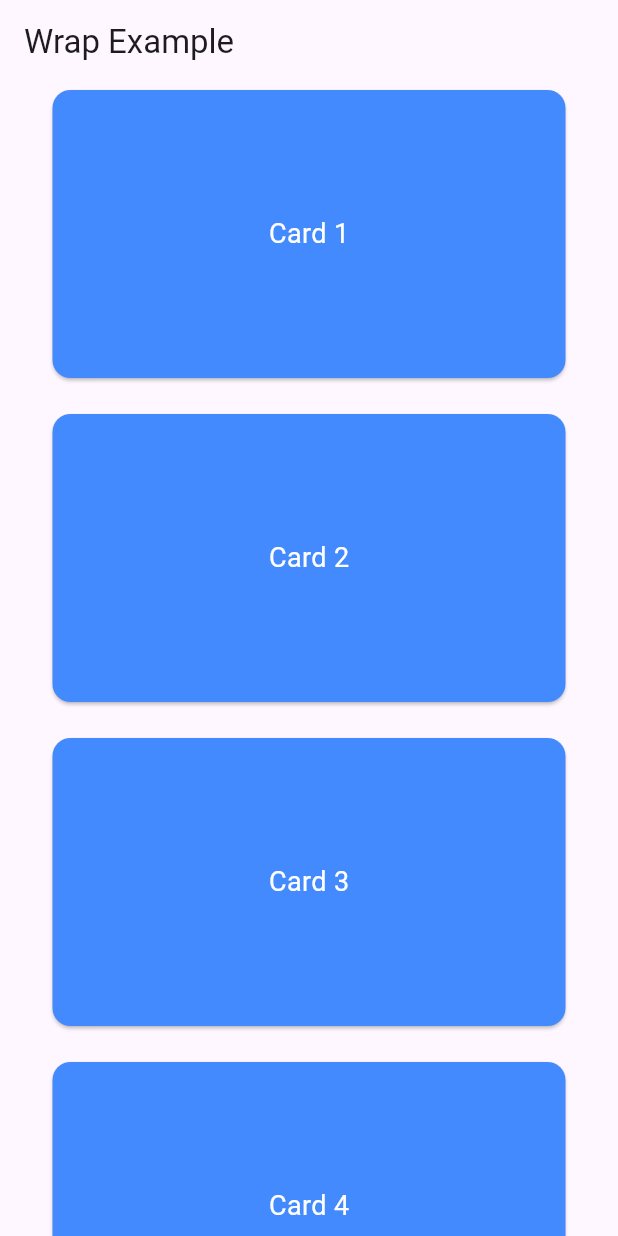
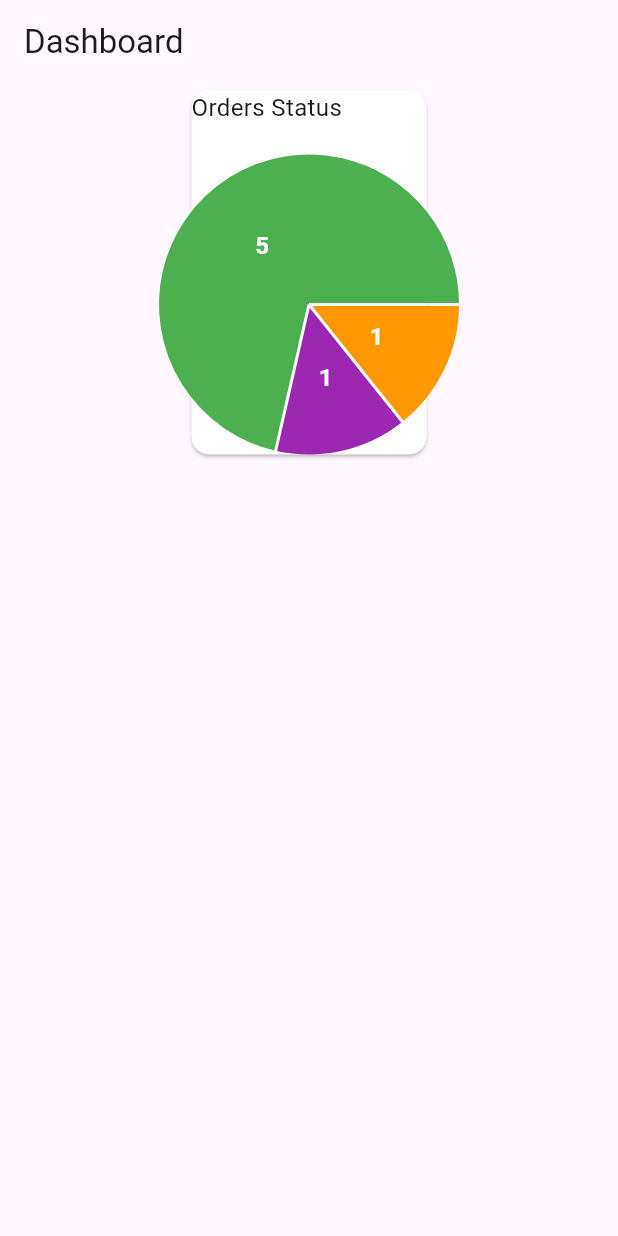
Before and after one commit to Sai-Harshith-15/admin_dashboard, a Flutter app: the screen it shows after launch, on a phone screen of 412 x 824 dp. Run offline on Flutter 3.47's test engine with Material 3 defaults, Android fonts, the phone set to English and light mode, and no system bars; drawn by our look-alikes of fl_chart; our stand-ins replace get.

Commit message:
updated code
updated code

```diff
--- a/lib/controllers/dashboard_controller.dart
+++ b/lib/controllers/dashboard_controller.dart
@@ -7,47 +7,58 @@ class DashboardController extends GetxController {
   static DashboardController get instance => Get.find();
   final RxList<double> weeklySales = <double>[].obs;
 
+  final RxMap<OrderStatus, int> orderStatusData = <OrderStatus, int>{}.obs;
+
+  final RxMap<OrderStatus, double> totalAmounts = <OrderStatus, double>{}.obs;
+
   static final List<OrderModel> orders = [
     OrderModel(
       id: '1',
       status: OrderStatus.processing,
       totalAmount: 265,
-      orderDate: DateTime(2024, 10, 23),
+      orderDate: DateTime(2024, 10, 28),
       deliveryDate: DateTime(2024, 10, 25),
     ),
     OrderModel(
       id: '2',
       status: OrderStatus.shipped,
       totalAmount: 395,
-      orderDate: DateTime(2024, 10, 23),
+      orderDate: DateTime(2024, 10, 29),
       deliveryDate: DateTime(2024, 10, 24),
     ),
     OrderModel(
       id: '3',
       status: OrderStatus.delivered,
       totalAmount: 395,
-      orderDate: DateTime(2024, 10, 24),
+      orderDate: DateTime(2024, 10, 30),
       deliveryDate: DateTime(2024, 15, 22),
     ),
     OrderModel(
       id: '4',
       status: OrderStatus.delivered,
       totalAmount: 455,
-      orderDate: DateTime(2024, 10, 25),
+      orderDate: DateTime(2024, 10, 31),
       deliveryDate: DateTime(2024, 5, 23),
     ),
     OrderModel(
       id: '5',
       status: OrderStatus.delivered,
       totalAmount: 155,
-      orderDate: DateTime(2024, 10, 26),
+      orderDate: DateTime(2024, 11, 1),
       deliveryDate: DateTime(2024, 5, 24),
     ),
     OrderModel(
       id: '6',
       status: OrderStatus.delivered,
       totalAmount: 1505,
-      orderDate: DateTime(2024, 10, 27),
+      orderDate: DateTime(2024, 11, 02),
+      deliveryDate: DateTime(2024, 5, 24),
+    ),
+    OrderModel(
+      id: '6',
+      status: OrderStatus.delivered,
+      totalAmount: 1505,
+      orderDate: DateTime(2024, 11, 03),
       deliveryDate: DateTime(2024, 5, 24),
     ),
   ];
@@ -56,40 +67,8 @@ class DashboardController extends GetxController {
   void onInit() {
     super.onInit();
     calculateWeeklySales();
+    calculateOrderStatusData();
   }
-
-/*
-  void calculateWeeklySales() {
-    //Reset weeklySales to Zero
-
-    weeklySales.value = List<double>.filled(7, 0.0);
-    //Calculate weekly sales for each day of the week
-
-    for (var order in orders) {
-      final DateTime orderWeekStart =
-          HelpersFunctions.getStartofWeek(order.orderDate);
-
-      //caheck if the order is within the current week
-      if (orderWeekStart.isBefore(DateTime.now()) &&
-          orderWeekStart.add(const Duration(days: 7)).isAfter(DateTime.now())) {
-        int index = (order.orderDate.weekday - 1) % 7;
-
-        //Ensure the index is non-negative
-
-        index = index < 0 ? index + 7 : index;
-
-        weeklySales[index] += order.totalAmount;
-
-        print(
-          "OrderDate : ${order.orderDate}, CurrentWeekDay : ${orderWeekStart}, Index : $index",
-        );
-      }
-    }
-
-    print("weekly sales: $weeklySales");
-  }
-
- */
 
   void calculateWeeklySales() {
     // Reset weeklySales to zero
@@ -127,4 +106,23 @@ class DashboardController extends GetxController {
 
     print("Weekly sales summary: $weeklySales");
   }
+
+  void calculateOrderStatusData() {
+    //Reset status data
+
+    orderStatusData.clear();
+
+    //Map to store total amounts for each status
+
+    totalAmounts.value = {for (var status in OrderStatus.values) status: 0.0};
+
+    for (var order in orders) {
+      //const orders
+      final status = order.status;
+      orderStatusData[status] = (orderStatusData[status] ?? 0) + 1;
+      //calculate total amount for each status
+
+      totalAmounts[status] = (totalAmounts[status] ?? 0) + order.totalAmount;
+    }
+  }
 }
--- a/lib/features/dashboard/dashboard_desktop.dart
+++ b/lib/features/dashboard/dashboard_desktop.dart
@@ -2,6 +2,9 @@ import 'package:admin_dashboard/controllers/dashboard_controller.dart';
 import 'package:fl_chart/fl_chart.dart';
 import 'package:flutter/material.dart';
 import 'package:get/get.dart';
+
+import '../widgets/order_status_grap.dart';
+import '../widgets/weekly_sales.dart';
 
 class DashboardDesktopScreen extends StatelessWidget {
   const DashboardDesktopScreen({super.key});
@@ -10,7 +13,7 @@ class DashboardDesktopScreen extends StatelessWidget {
   Widget build(BuildContext context) {
     final controller = Get.put(DashboardController());
     return Scaffold(
-      appBar: AppBar(title: Text("Wrap Example")),
+      appBar: AppBar(title: Text("Dashboard")),
       body: SingleChildScrollView(
         child: Center(
           child: Wrap(
@@ -20,85 +23,50 @@ class DashboardDesktopScreen extends StatelessWidget {
             spacing: 16, // Space between cards horizontally
             runSpacing: 16, // Space between rows of cards vertically
             children: [
-              _buildCard("Card 1"),
+              /*  _buildCard("Card 1"),
               _buildCard("Card 2"),
               _buildCard("Card 3"),
-              _buildCard("Card 4"),
-              //bar
-              SizedBox(
-                height: MediaQuery.of(context).size.height * .4,
-                width: MediaQuery.of(context).size.width * .4,
+              _buildCard("Card 4"), */
+              // Weekly Sales Card with Graph
+              /*  SizedBox(
+                height: MediaQuery.of(context).size.height * 0.4,
+                width: MediaQuery.of(context).size.width * 0.4,
                 child: Card(
                   elevation: 5,
                   child: Column(
                     crossAxisAlignment: CrossAxisAlignment.start,
                     children: [
-                      Text("Weekly Sales"),
-                      const SizedBox(
-                        height: 20,
+                      Padding(
+                        padding: const EdgeInsets.all(8.0),
+                        child: Text("Weekly Sales"),
                       ),
-                      //graph
-
+                      const SizedBox(height: 20),
                       Expanded(
-                        child: BarChart(
-                          BarChartData(
-                              titlesData: buildFlTitleData(),
-                              borderData: FlBorderData(
-                                show: true,
-                                border: Border(
-                                  top: BorderSide.none,
-                                  right: BorderSide.none,
-                                ),
-                              ),
-                              gridData: FlGridData(
-                                show: true,
-                                drawHorizontalLine: true,
-                                drawVerticalLine: false,
-                                horizontalInterval: 200,
-                              ),
-                              barGroups: controller.weeklySales
-                                  .asMap()
-                                  .entries
-                                  .map(
-                                    (entry) => BarChartGroupData(
-                                        x: entry.key,
-                                        barRods: [
-                                          BarChartRodData(
-                                            width: 30,
-                                            toY: entry.value,
-                                            color: Colors.green,
-                                            borderRadius:
-                                                BorderRadius.circular(8),
-                                          ),
-                                        ]),
-                                  )
-                                  .toList(),
-                              groupsSpace: 20.0,
-                              barTouchData: BarTouchData(
-                                touchTooltipData: BarTouchTooltipData(
-                                  getTooltipColor: (_) => Colors.white,
-                                ),
-                                touchCallback: (p0, p1) {},
-                              )),
-                        ),
+                        child: WeeklySales(),
                       ),
                     ],
                   ),
                 ),
-              ),
-              //pie
+              ),*/
+              // Pie Chart Card with Fixed Height
               SizedBox(
-                width: MediaQuery.of(context).size.width * .4,
+                width: MediaQuery.of(context).size.width * 0.4,
                 child: Card(
-                  color: Colors.red,
-                  child: Text("sai"),
+                  color: Colors.white,
+                  child: Flexible(child: OrderStatusPieChart()),
                 ),
               ),
-              //orders
-              SizedBox(
-                width: MediaQuery.of(context).size.width * .4,
-                child: Card(color: Colors.blue, child: Text("harshith")),
-              ),
+              // Orders Card
+              /*  SizedBox(
+                width: MediaQuery.of(context).size.width * 0.3,
+                height: 150,
+                child: Card(
+                  color: Colors.blue,
+                  child: Center(
+                      child: Text("Orders Overview",
+                          style: TextStyle(color: Colors.white))),
+                ),
+              ), */
             ],
           ),
         ),
@@ -121,49 +89,4 @@ class DashboardDesktopScreen extends StatelessWidget {
       ),
     );
   }
-
-  FlTitlesData buildFlTitleData() {
-    return FlTitlesData(
-      show: true,
-      bottomTitles: AxisTitles(
-        sideTitles: SideTitles(
-          showTitles: true,
-          getTitlesWidget: (value, meta) {
-            //map index to the desired day of week
-            final days = ['Mon', 'Tue', 'Wed', 'Thu', "Fri", "Sat", "Sun"];
-            //calculate the index ensure it warps around for the correct day
-            final index = value.toInt() % days.length;
-
-            //Get the day corresponding to the calculated index
-
-            final day = days[index];
-
-            return SideTitleWidget(
-              child: Text(day),
-              axisSide: AxisSide.bottom,
-              space: 0,
-            );
-          },
-        ),
-      ),
-      leftTitles: const AxisTitles(
-        sideTitles: SideTitles(
-          showTitles: true,
-          interval: 200,
-          reservedSize: 50,
-        ),
-      ),
-      rightTitles: const AxisTitles(
-        sideTitles: SideTitles(
-          showTitles: false,
-          interval: 200,
-          reservedSize: 50,
-        ),
-      ),
-      topTitles: const AxisTitles(
-          sideTitles: SideTitles(
-        showTitles: false,
-      )),
-    );
-  }
 }
--- /dev/null
+++ b/lib/features/widgets/order_status_grap.dart
@@ -0,0 +1,58 @@
+import 'package:admin_dashboard/controllers/dashboard_controller.dart';
+import 'package:admin_dashboard/utils/helpers/helpers_functions.dart';
+import 'package:fl_chart/fl_chart.dart';
+import 'package:flutter/material.dart';
+
+class OrderStatusPieChart extends StatefulWidget {
+  const OrderStatusPieChart({super.key});
+
+  @override
+  State<OrderStatusPieChart> createState() => _OrderStatusPieChartState();
+}
+
+class _OrderStatusPieChartState extends State<OrderStatusPieChart> {
+  final controller = DashboardController.instance;
+
+  @override
+  Widget build(BuildContext context) {
+    return Column(
+      crossAxisAlignment: CrossAxisAlignment.start,
+      children: [
+        const Text(
+          "Orders Status",
+          style: TextStyle(fontSize: 16),
+        ),
+        const SizedBox(height: 20),
+        SizedBox(
+          height: 200, // Fixed height for the PieChart
+          child: PieChart(
+            PieChartData(
+              sections: controller.orderStatusData.entries.map((entry) {
+                final status = entry.key;
+                final count = entry.value;
+
+                return PieChartSectionData(
+                  radius: 100,
+                  color: HelpersFunctions.getOrderStatusColor(status),
+                  title: count.toString(),
+                  value: count.toDouble(),
+                  titleStyle: const TextStyle(
+                    fontSize: 16,
+                    fontWeight: FontWeight.bold,
+                    color: Colors.white,
+                  ),
+                );
+              }).toList(),
+              pieTouchData: PieTouchData(
+                touchCallback: (FlTouchEvent event, pieTouchResponse) {
+                  // handle touch events here if needed
+                },
+                enabled: true,
+              ),
+            ),
+          ),
+        ),
+      ],
+    );
+  }
+}
--- /dev/null
+++ b/lib/features/widgets/weekly_sales.dart
@@ -0,0 +1,103 @@
+import 'package:fl_chart/fl_chart.dart';
+import 'package:flutter/material.dart';
+import 'package:get/get.dart';
+
+import '../../controllers/dashboard_controller.dart';
+
+class WeeklySales extends StatefulWidget {
+  const WeeklySales({super.key});
+
+  @override
+  State<WeeklySales> createState() => _WeeklySalesState();
+}
+
+class _WeeklySalesState extends State<WeeklySales> {
+  final controller = Get.put(DashboardController());
+
+  @override
+  Widget build(BuildContext context) {
+    return BarChart(
+      BarChartData(
+          titlesData: buildFlTitleData(),
+          borderData: FlBorderData(
+            show: true,
+            border: Border(
+              top: BorderSide.none,
+              right: BorderSide.none,
+            ),
+          ),
+          gridData: FlGridData(
+            show: true,
+            drawHorizontalLine: true,
+            drawVerticalLine: false,
+            horizontalInterval: 200,
+          ),
+          barGroups: controller.weeklySales
+              .asMap()
+              .entries
+              .map(
+                (entry) => BarChartGroupData(x: entry.key, barRods: [
+                  BarChartRodData(
+                    width: 30,
+                    toY: entry.value,
+                    color: Colors.green,
+                    borderRadius: BorderRadius.circular(8),
+                  ),
+                ]),
+              )
+              .toList(),
+          groupsSpace: 20.0,
+          barTouchData: BarTouchData(
+            touchTooltipData: BarTouchTooltipData(
+              getTooltipColor: (_) => Colors.white,
+            ),
+            touchCallback: (p0, p1) {},
+          )),
+    );
+  }
+
+  FlTitlesData buildFlTitleData() {
+    return FlTitlesData(
+      show: true,
+      bottomTitles: AxisTitles(
+        sideTitles: SideTitles(
+          showTitles: true,
+          getTitlesWidget: (value, meta) {
+            //map index to the desired day of week
+            final days = ['Mon', 'Tue', 'Wed', 'Thu', "Fri", "Sat", "Sun"];
+            //calculate the index ensure it warps around for the correct day
+            final index = value.toInt() % days.length;
+
+            //Get the day corresponding to the calculated index
+
+            final day = days[index];
+
+            return SideTitleWidget(
+              child: Text(day),
+              axisSide: AxisSide.bottom,
+              space: 0,
+            );
+          },
+        ),
+      ),
+      leftTitles: const AxisTitles(
+        sideTitles: SideTitles(
+          showTitles: true,
+          interval: 200,
+          reservedSize: 50,
+        ),
+      ),
+      rightTitles: const AxisTitles(
+        sideTitles: SideTitles(
+          showTitles: false,
+          interval: 200,
+          reservedSize: 50,
+        ),
+      ),
+      topTitles: const AxisTitles(
+          sideTitles: SideTitles(
+        showTitles: false,
+      )),
+    );
+  }
+}
--- a/lib/models/order_model.dart
+++ b/lib/models/order_model.dart
@@ -1,4 +1,4 @@
-enum OrderStatus { processing, delivered, cancelled, shipped }
+enum OrderStatus { pending, processing, shipped, delivered, cancelled }
 
 class OrderModel {
   final String id;
--- a/lib/utils/helpers/helpers_functions.dart
+++ b/lib/utils/helpers/helpers_functions.dart
@@ -1,3 +1,4 @@
+import 'package:admin_dashboard/models/order_model.dart';
 import 'package:flutter/material.dart';
 
 class HelpersFunctions {
@@ -7,4 +8,20 @@ class HelpersFunctions {
     return DateTime(
         startofWeek.year, startofWeek.month, startofWeek.day, 0, 0, 0, 0, 0);
   }
+
+  static Color getOrderStatusColor(OrderStatus value) {
+    if (OrderStatus.pending == value) {
+      return Colors.blue;
+    } else if (OrderStatus.processing == value) {
+      return Colors.orange;
+    } else if (OrderStatus.shipped == value) {
+      return Colors.purple;
+    } else if (OrderStatus.delivered == value) {
+      return Colors.green;
+    } else if (OrderStatus.cancelled == value) {
+      return Colors.red;
+    } else {
+      return Colors.grey;
+    }
+  }
 }
```
